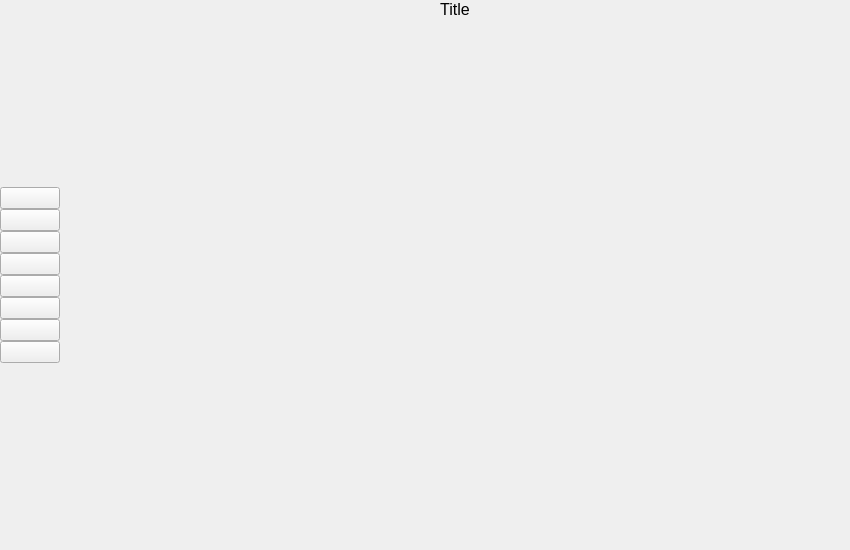
Qt form stacer/app.ui (oguzhaninan/Stacer) before a commit.
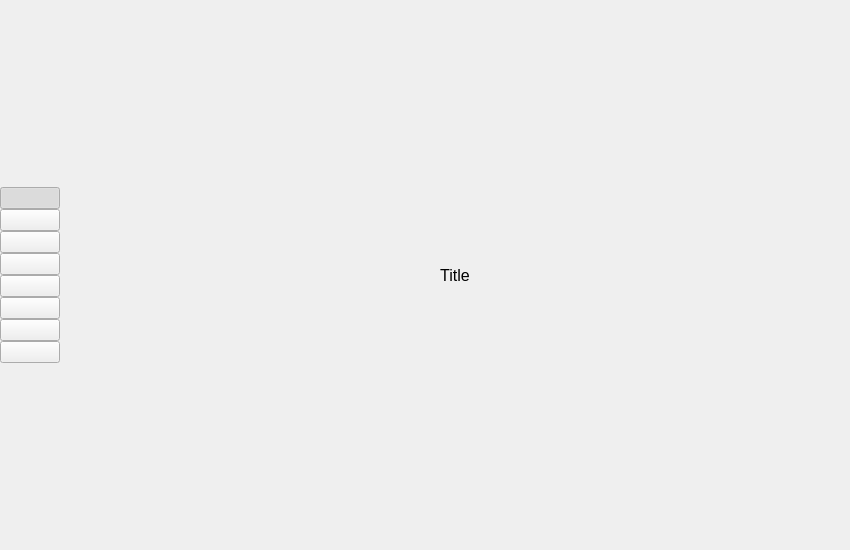
The same form after that commit. Icons and pictures are not drawn.

What changed in the file:
```diff
--- a/stacer/app.ui
+++ b/stacer/app.ui
@@ -106,6 +106,12 @@
          <property name="checkable">
           <bool>true</bool>
          </property>
+         <property name="checked">
+          <bool>true</bool>
+         </property>
+         <attribute name="buttonGroup">
+          <string notr="true">sidebarButtonsGroup</string>
+         </attribute>
         </widget>
        </item>
        <item>
@@ -297,16 +303,6 @@
          </property>
         </widget>
        </item>
-       <item>
-        <widget class="QStackedWidget" name="pageStacked">
-         <property name="sizePolicy">
-          <sizepolicy hsizetype="Expanding" vsizetype="Expanding">
-           <horstretch>0</horstretch>
-           <verstretch>0</verstretch>
-          </sizepolicy>
-         </property>
-        </widget>
-       </item>
       </layout>
      </widget>
     </item>
```
Left out of the diff: 33 changed lines with no effect on the pictures.
